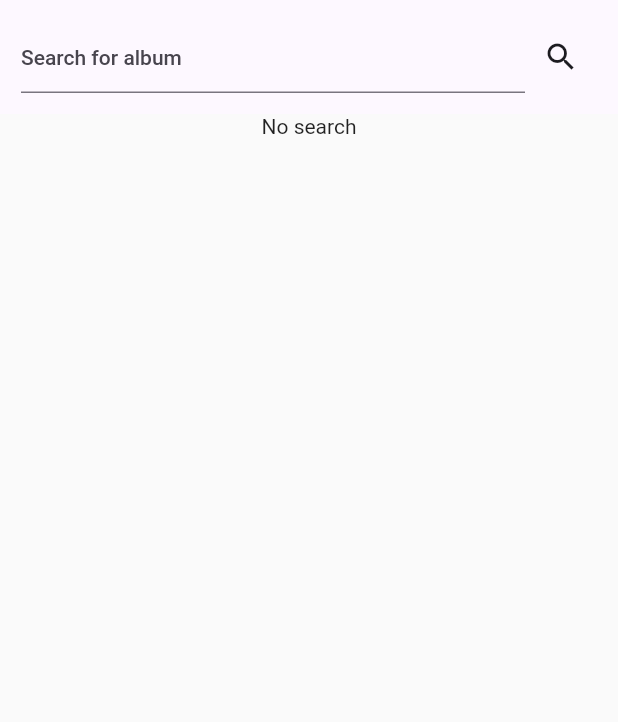
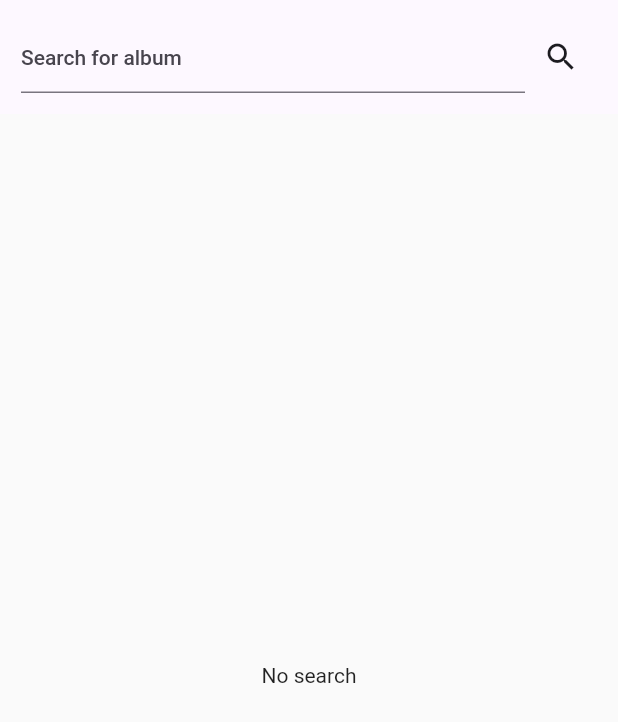
Before and after one commit to stratosfloor/vinyls, a Flutter app: the SearchScreen widget shown alone on an empty page, opened directly, on a phone screen of 412 x 824 dp. Shown: the top 722 px of the screen. Run offline on Flutter 3.47's test engine with Material 2 defaults, Android fonts, the phone set to English and light mode, and no system bars; our stand-ins replace flutter_dotenv, flutter_riverpod.

Commit message:
Change progressbar when searching

```diff
--- a/lib/screens/search.dart
+++ b/lib/screens/search.dart
@@ -32,9 +32,9 @@ class _SearchScreenState extends State<SearchScreen> {
 
   @override
   Widget build(BuildContext context) {
-    Widget content = const Text('No search');
+    Widget content = const Center(child: Text('No search'));
     if (_query != null) {
-      content = const Text('No albums found');
+      content = const Center(child: Text('No albums found'));
     }
     if (_list.isNotEmpty) {
       content = Scrollbar(
@@ -47,7 +47,7 @@ class _SearchScreenState extends State<SearchScreen> {
               return AlbumTile(
                 tile: _list[index],
                 index: index,
-                addToList: AddAlbum(),
+                addToList: const AddAlbum(),
               );
             }),
       );
@@ -56,14 +56,15 @@ class _SearchScreenState extends State<SearchScreen> {
     return Column(
       children: [
         Search(
-          isSearching: _isSearching,
           onSearch: (query) {
             search(query);
           },
         ),
         Expanded(
           child: Container(
-            child: content,
+            child: !_isSearching
+                ? content
+                : const Center(child: CircularProgressIndicator()),
           ),
         ),
       ],
--- a/lib/screens/start.dart
+++ b/lib/screens/start.dart
@@ -8,6 +8,8 @@ import 'package:wanted_vinyls/screens/search.dart';
 class StartScreen extends StatelessWidget {
   const StartScreen({super.key});
 
+  // TODO: add darkmode, stateful widget
+
   @override
   build(BuildContext context) {
     return DefaultTabController(
@@ -15,6 +17,7 @@ class StartScreen extends StatelessWidget {
       child: Scaffold(
         appBar: AppBar(
           title: const Text('Wanted Vinyls'),
+          actions: [IconButton(onPressed: () {}, icon: Icon(Icons.dark_mode))],
           notificationPredicate: (ScrollNotification notification) {
             return notification.depth == 1;
           },
--- a/lib/widgets/search.dart
+++ b/lib/widgets/search.dart
@@ -1,15 +1,12 @@
 import 'package:flutter/material.dart';
-import 'package:wanted_vinyls/utility/discogs.dart';
 
 class Search extends StatefulWidget {
   const Search({
     super.key,
     required this.onSearch,
-    required this.isSearching,
   });
 
   final void Function(String query) onSearch;
-  final bool isSearching;
 
   @override
   State<Search> createState() => _SearchState();
@@ -55,9 +52,7 @@ class _SearchState extends State<Search> {
             ),
             IconButton(
               color: Theme.of(context).colorScheme.onBackground,
-              icon: widget.isSearching
-                  ? const CircularProgressIndicator()
-                  : const Icon(Icons.search),
+              icon: const Icon(Icons.search),
               onPressed: () {
                 if (_searchController.text == '') {
                   return;
```
